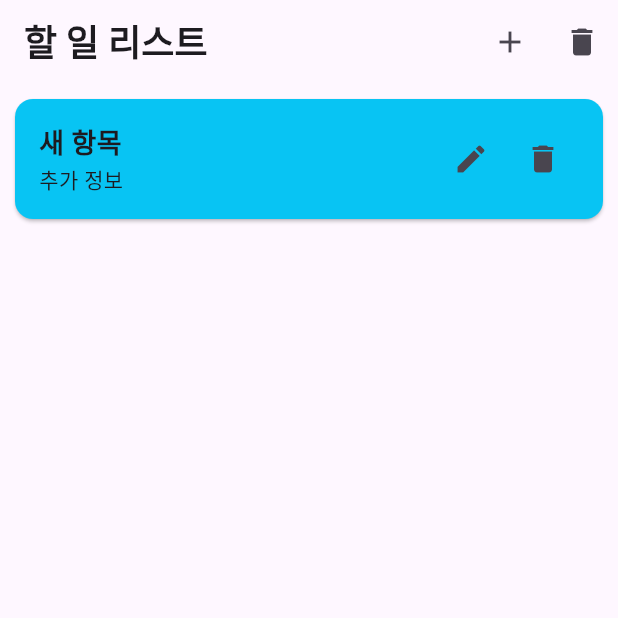
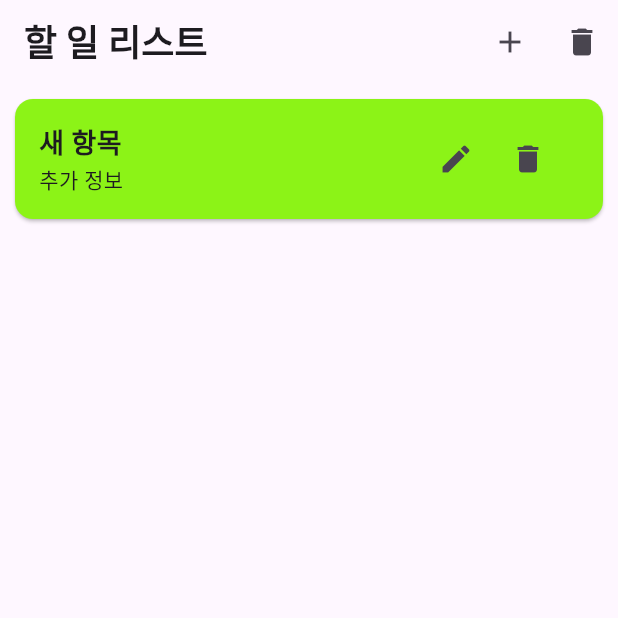
Before and after one commit to Deugdeugi/CardList, a Flutter app: the screen it shows after launch, after a tap on the "add" icon, on a phone screen of 412 x 824 dp, the top half of it. Run offline on Flutter 3.47's test engine with Material 3 defaults, Android fonts, the light colour scheme and no system bars; our stand-ins replace flutter_linkify, shared_preferences.

Commit message:
Modified the order so that the order can be changed by dragging the list items
- 리스트 항목을 드래그하여 순서 변경 가능하도록 수정함
- 리스트 항목 각각이 배경색 속성을 가지도록 수정함

Todo
- 오른쪽 옆 '=' 버튼 대신 항목 자체를 드래그하여 순서 변경되도록 수정

```diff
--- a/lib/main.dart
+++ b/lib/main.dart
@@ -4,15 +4,6 @@ import 'package:provider/provider.dart';
 import 'provider/item_provider.dart';
 
 const numOfColumn = 1;
-const List<Color> colors = [
-  Color.fromARGB(255, 8, 196, 243),
-  Color.fromARGB(255, 236, 228, 114),
-  Color.fromARGB(255, 140, 243, 23),
-  Color.fromARGB(255, 209, 136, 238),
-  Color.fromARGB(255, 233, 81, 119),
-  Color.fromARGB(255, 223, 92, 201),
-  Color.fromARGB(255, 76, 238, 162),
-];
 
 void main() {
   runApp(
@@ -76,10 +67,7 @@ class _CardListState extends State<CardList> {
               TextButton(
                 child: const Text('삭제'),
                 onPressed: () {
-                  setState(() {
                   itemProvider.removeItem(index);
-                    saveItems();
-                  });
                   Navigator.of(context).pop();
                   ScaffoldMessenger.of(context).showSnackBar(
                     const SnackBar(content: Text('리스트 항목이 삭제되었습니다.')),
@@ -109,10 +97,7 @@ class _CardListState extends State<CardList> {
               TextButton(
                 child: const Text('삭제'),
                 onPressed: () {
-                  setState(() {
                   itemProvider.clearItems();
-                    saveItems();
-                  });
                   Navigator.of(context).pop();
                   ScaffoldMessenger.of(context).showSnackBar(
                     const SnackBar(content: Text('모든 리스트 항목이 삭제되었습니다.')),
@@ -196,26 +181,36 @@ class _CardListState extends State<CardList> {
           ),
         ],
       ),
-      body: ListView.builder(
-        itemCount: (itemProvider.items.length / numOfColumn).ceil(),
-        itemBuilder: (context, index) {
-          int startIndex = index * numOfColumn;
-          return Row(
-            mainAxisAlignment: MainAxisAlignment.spaceEvenly,
-            children: List.generate(numOfColumn, (i) {
-              int itemIndex = startIndex + i;
-              if (itemIndex < itemProvider.items.length) {
-                return Expanded(
+      body: ReorderableListView(
+        onReorder: (oldIndex, newIndex) {
+          if (newIndex > oldIndex) newIndex--;
+          final item = itemProvider.removeItem(oldIndex);
+          itemProvider.insertItem(newIndex, item);
+        },
+        children: List.generate(itemProvider.items.length, (index) {
+          return LongPressDraggable(
+            key: ValueKey(itemProvider.items[index]), // Unique key for each item
+            data: itemProvider.items[index],
+            feedback: Material(
+              child: Card(
+                color: Color(int.parse(itemProvider.items[index].color, radix: 16)),
+                child: Padding(
+                  padding: const EdgeInsets.all(16.0),
+                  child: Text(itemProvider.items[index].title),
+                ),
+              ),
+            ),
+            childWhenDragging: Container(), // Placeholder while dragging
             child: GestureDetector(
               onTap: () {
                 Navigator.push(
                   context,
-                        MaterialPageRoute(builder: (context) => DetailPage(item: itemProvider.items[itemIndex], itemIndex: itemIndex)),
+                  MaterialPageRoute(builder: (context) => DetailPage(item: itemProvider.items[index], itemIndex: index)),
                 );
               },
               child: Card(
                 margin: const EdgeInsets.all(10.0),
-                      color: colors.isNotEmpty ? colors[itemIndex % colors.length] : Colors.white,
+                color: Color(int.parse(itemProvider.items[index].color, radix: 16)),
                 child: Padding(
                   padding: const EdgeInsets.all(16.0),
                   child: Row(
@@ -225,8 +220,8 @@ class _CardListState extends State<CardList> {
                         child: Column(
                           crossAxisAlignment: CrossAxisAlignment.start,
                           children: [
-                                  Text(itemProvider.items[itemIndex].title, overflow: TextOverflow.ellipsis, style: const TextStyle(fontSize: 18, fontWeight: FontWeight.bold)),
-                                  Text(itemProvider.items[itemIndex].details, overflow: TextOverflow.ellipsis, style: const TextStyle(fontSize: 14)),
+                            Text(itemProvider.items[index].title, overflow: TextOverflow.ellipsis, style: const TextStyle(fontSize: 18, fontWeight: FontWeight.bold)),
+                            Text(itemProvider.items[index].details, overflow: TextOverflow.ellipsis, style: const TextStyle(fontSize: 14)),
                           ],
                         ),
                       ),
@@ -234,29 +229,25 @@ class _CardListState extends State<CardList> {
                         children: [
                           IconButton(
                             icon: const Icon(Icons.edit),
-                                  onPressed: () => editItem(itemIndex),
+                            onPressed: () => editItem(index),
                             tooltip: '항목 수정',
                           ),
                           IconButton(
                             icon: const Icon(Icons.delete),
-                                  onPressed: () => removeItem(itemIndex),
+                            onPressed: () => removeItem(index),
                             tooltip: '항목 삭제',
+                          ),
+                          const SizedBox(width: 10,)
+                        ],
                       ),
                     ],
                   ),
-                          ],
-                        )
                 ),
               ),
             ),
           );
-              } else {
-                return Expanded(child: Container());
-              }
         }),
-          );
-        },
-      ),
+      )
     );
   }
 }
--- a/lib/provider/item_model.dart
+++ b/lib/provider/item_model.dart
@@ -1,6 +1,7 @@
 class Item {
   String title;
   String details;
+  String color;
 
-  Item({required this.title, required this.details});
+  Item({required this.title, required this.details, required this.color});
 }
--- a/lib/provider/item_provider.dart
+++ b/lib/provider/item_provider.dart
@@ -1,11 +1,27 @@
+import 'dart:math';
+
 import 'package:flutter/material.dart';
 import 'package:shared_preferences/shared_preferences.dart';
 import 'item_model.dart';
 
 class ItemProvider with ChangeNotifier {
   List<Item> _items = [];
+  List<Item> get items => _items;
 
-  List<Item> get items => _items;
+  final List<String> colors = [
+    'FF08C4F3',
+    'FFECE472',
+    'FF8CF317',
+    'FFD188EE',
+    'FFE95177',
+    'FFDF5CC9',
+    'FF4CEEA2',
+  ];
+
+  String getRandomColor(List<String> colors) {
+    final random = Random();
+    return colors[random.nextInt(colors.length)];
+  }
 
   Future<void> loadItems() async {
     SharedPreferences prefs = await SharedPreferences.getInstance();
@@ -13,7 +29,7 @@ class ItemProvider with ChangeNotifier {
     if (savedItems != null) {
       _items = savedItems.map((item) {
         final parts = item.split('|');
-        return Item(title: parts[0], details: parts.length > 1 ? parts[1] : '');
+        return Item(title: parts[0], details: parts.length > 1 ? parts[1] : '', color: parts.length > 2 ? parts[2] : 'FFFFFFFF');
       }).toList();
     }
     notifyListeners();
@@ -21,20 +37,22 @@ class ItemProvider with ChangeNotifier {
 
   Future<void> saveItems() async {
     SharedPreferences prefs = await SharedPreferences.getInstance();
-    List<String> savedItems = _items.map((item) => '${item.title}|${item.details}').toList();
+    List<String> savedItems = _items.map((item) => '${item.title}|${item.details}|${item.color}').toList();
     prefs.setStringList('items', savedItems);
   }
 
   void addItem() {
-    _items.add(Item(title: '새 항목', details: '추가 정보'));
+    _items.add(Item(title: '새 항목', details: '추가 정보', color: getRandomColor(colors)));
     saveItems();
     notifyListeners();
   }
 
-  void removeItem(int index) {
-    _items.removeAt(index);
+  Item removeItem(int index) {
+    Item deleteItem = _items.removeAt(index);
     saveItems();
     notifyListeners();
+
+    return deleteItem;
   }
 
   void clearItems() {
@@ -49,4 +67,10 @@ class ItemProvider with ChangeNotifier {
     saveItems();
     notifyListeners();
   }
+
+  void insertItem(int newIndex, Item item) {
+    _items.insert(newIndex, item);
+    saveItems();
+    notifyListeners();
+  }
 }
```
Lines whose indentation alone changed are shown as unchanged.
